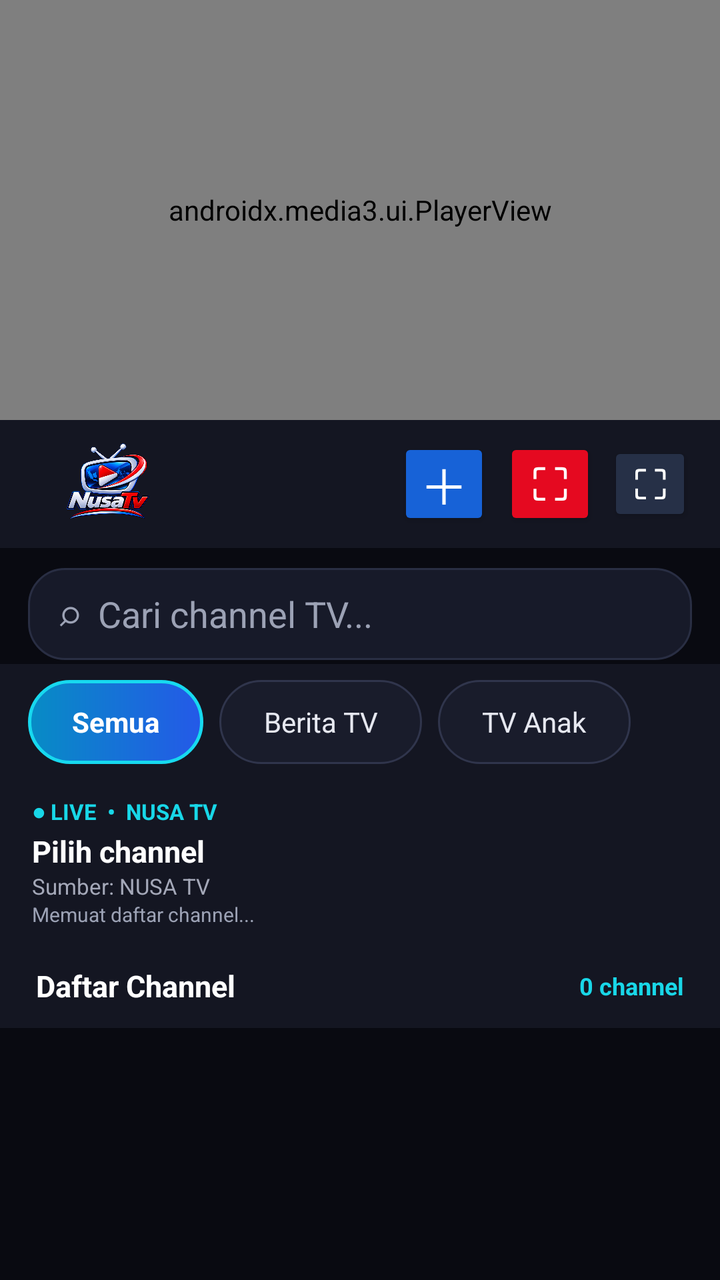
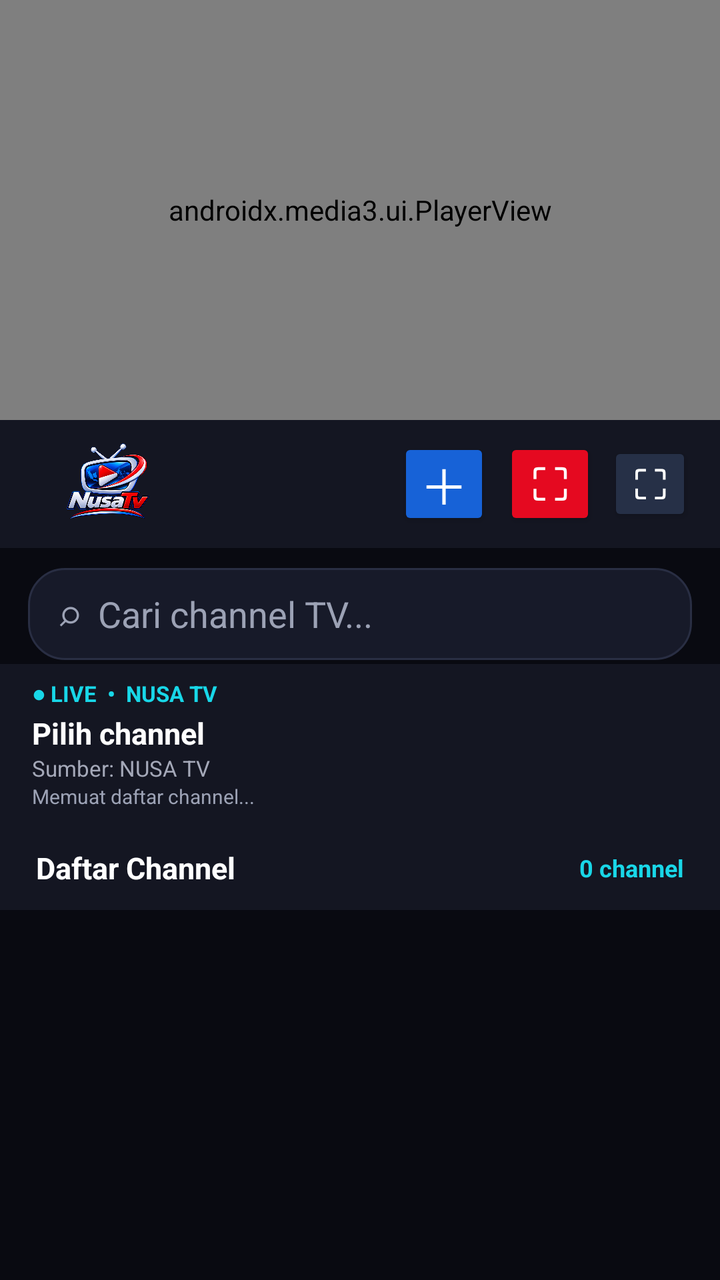

Compare the two renders of this Android layout. The source of the first and the diff that turns it into the second are given below.
<!-- AndroidManifest.xml: application theme Theme.AppCompat.NoActionBar -->
<!-- res/layout/activity_main.xml -->
<?xml version="1.0" encoding="utf-8"?>
<LinearLayout xmlns:android="http://schemas.android.com/apk/res/android"
    xmlns:app="http://schemas.android.com/apk/res-auto"
    android:id="@+id/rootLayout"
    android:layout_width="match_parent"
    android:layout_height="match_parent"
    android:background="#090A11"
    android:orientation="vertical">

    
    <FrameLayout
        android:id="@+id/playerContainer"
        android:layout_width="match_parent"
        android:layout_height="210dp"
        android:background="#000000"
        android:clickable="true"
        android:focusable="true">
        <androidx.media3.ui.PlayerView
            android:id="@+id/playerView"
            android:layout_width="match_parent"
            android:layout_height="match_parent"
            app:resize_mode="fit"
            app:show_buffering="when_playing"
            app:use_controller="true"
            />
    </FrameLayout>

    
    <LinearLayout
        android:id="@+id/headerBar"
        android:layout_width="match_parent"
        android:layout_height="64dp"
        android:background="#141622"
        android:gravity="center_vertical"
        android:orientation="horizontal"
        android:paddingStart="16dp"
        android:paddingEnd="14dp">
        <ImageView
            android:layout_width="76dp"
            android:layout_height="44dp"
            android:contentDescription="NUSA TV"
            android:scaleType="fitCenter"
            android:src="@drawable/nusa_tv_logo" />
        <HorizontalScrollView
            android:layout_width="0dp"
            android:layout_height="wrap_content"
            android:layout_weight="1"
            android:scrollbars="none"
            android:fillViewport="false">
            <LinearLayout
                android:id="@+id/serverTabs"
                android:layout_width="wrap_content"
                android:layout_height="wrap_content"
                android:gravity="center_vertical"
                android:orientation="horizontal" />
        </HorizontalScrollView>
        <Button
            android:id="@+id/btnFilterIndo"
            android:visibility="gone"
            android:layout_width="wrap_content"
            android:layout_height="44dp"
            android:backgroundTint="#1762D7"
            android:minWidth="112dp"
            android:paddingStart="14dp"
            android:paddingEnd="14dp"
            android:text="Indonesia ▼"
            android:textAllCaps="false"
            android:textColor="#FFFFFF"
            android:textSize="14sp"
            android:textStyle="bold" />
        <Button
            android:id="@+id/btnReload"
            android:layout_width="46dp"
            android:layout_height="46dp"
            android:layout_marginStart="8dp"
            android:backgroundTint="#1762D7"
            android:minWidth="0dp"
            android:padding="0dp"
            android:text="＋"
            android:textColor="#FFFFFF"
            android:textSize="24sp"
            android:contentDescription="Muat ulang playlist" />
        <Button
            android:id="@+id/btnStop"
            android:layout_width="46dp"
            android:layout_height="46dp"
            android:layout_marginStart="7dp"
            android:backgroundTint="#E50920"
            android:minWidth="0dp"
            android:padding="0dp"
            android:text="⛶"
            android:textColor="#FFFFFF"
            android:textSize="22sp"
            android:contentDescription="Perbesar layar" />
        <Button
            android:id="@+id/btnFullscreen"
            android:layout_width="42dp"
            android:layout_height="42dp"
            android:layout_marginStart="6dp"
            android:backgroundTint="#263047"
            android:minWidth="0dp"
            android:padding="0dp"
            android:text="⛶"
            android:textColor="#FFFFFF"
            android:textSize="20sp" />
    </LinearLayout>

    
    <EditText
        android:id="@+id/etSearch"
        android:layout_width="match_parent"
        android:layout_height="46dp"
        android:layout_marginStart="14dp"
        android:layout_marginEnd="14dp"
        android:layout_marginTop="10dp"
        android:layout_marginBottom="2dp"
        android:paddingStart="15dp"
        android:paddingEnd="15dp"
        android:background="@drawable/bg_search_nusa"
        android:textColor="#FFFFFF"
        android:textColorHint="#9CA2B5"
        android:hint="⌕  Cari channel TV..."
        android:inputType="text"
        android:singleLine="true" />

    <HorizontalScrollView
        android:layout_width="match_parent"
        android:layout_height="wrap_content"
        android:background="#141622"
        android:fillViewport="false"
        android:paddingStart="14dp"
        android:paddingTop="8dp"
        android:paddingEnd="14dp"
        android:paddingBottom="9dp"
        android:scrollbars="none">
        <LinearLayout android:layout_width="wrap_content" android:layout_height="wrap_content" android:orientation="horizontal">
            <TextView android:id="@+id/btnTabAll" android:layout_width="wrap_content" android:layout_height="42dp" android:layout_marginEnd="8dp" android:background="@drawable/bg_tab_selected" android:clickable="true" android:focusable="true" android:gravity="center" android:paddingStart="22dp" android:paddingEnd="22dp" android:text="Semua" android:textColor="#FFFFFF" android:textSize="14sp" android:textStyle="bold" />
            <TextView android:id="@+id/btnTabNews" android:layout_width="wrap_content" android:layout_height="42dp" android:layout_marginEnd="8dp" android:background="@drawable/bg_tab_idle" android:clickable="true" android:focusable="true" android:gravity="center" android:paddingStart="22dp" android:paddingEnd="22dp" android:text="Berita TV" android:textColor="#E6E8F0" android:textSize="14sp" />
            <TextView android:id="@+id/btnTabKids" android:layout_width="wrap_content" android:layout_height="42dp" android:background="@drawable/bg_tab_idle" android:clickable="true" android:focusable="true" android:gravity="center" android:paddingStart="22dp" android:paddingEnd="22dp" android:text="TV Anak" android:textColor="#E6E8F0" android:textSize="14sp" />
        </LinearLayout>
    </HorizontalScrollView>

    <LinearLayout
        android:id="@+id/welcomePanel"
        android:layout_width="match_parent"
        android:layout_height="wrap_content"
        android:background="#141622"
        android:orientation="vertical"
        android:paddingStart="16dp"
        android:paddingEnd="16dp"
        android:paddingTop="7dp"
        android:paddingBottom="8dp">
        <TextView android:id="@+id/tvLiveLabel" android:layout_width="wrap_content" android:layout_height="wrap_content" android:text="● LIVE  •  NUSA TV" android:textColor="#18D7E8" android:textSize="11sp" android:textStyle="bold" />
        <TextView android:id="@+id/tvWelcomeTitle" android:layout_width="match_parent" android:layout_height="wrap_content" android:layout_marginTop="2dp" android:maxLines="1" android:text="Pilih channel" android:textColor="#FFFFFF" android:textSize="15sp" android:textStyle="bold" />
        <TextView android:id="@+id/tvWelcomeDesc" android:layout_width="match_parent" android:layout_height="wrap_content" android:maxLines="1" android:text="Sumber: NUSA TV" android:textColor="#A4A8B8" android:textSize="11sp" />
        <LinearLayout android:layout_width="match_parent" android:layout_height="wrap_content" android:orientation="horizontal" android:visibility="gone">
            <Button android:id="@+id/btnRetry" android:layout_width="0dp" android:layout_height="40dp" android:layout_weight="1" android:text="Coba lagi" />
        </LinearLayout>
        <TextView android:id="@+id/tvStatus" android:layout_width="match_parent" android:layout_height="wrap_content" android:maxLines="1" android:text="Memuat daftar channel..." android:textColor="#9CA2B5" android:textSize="10sp" />
    </LinearLayout>

    <LinearLayout
        android:id="@+id/statsBar"
        android:layout_width="match_parent"
        android:layout_height="42dp"
        android:background="#141622"
        android:gravity="center_vertical"
        android:orientation="horizontal"
        android:paddingStart="18dp"
        android:paddingEnd="18dp">
        <TextView android:id="@+id/tvSectionTitle" android:layout_width="0dp" android:layout_height="wrap_content" android:layout_weight="1" android:text="Daftar Channel" android:textColor="#FFFFFF" android:textSize="15sp" android:textStyle="bold" />
        <TextView android:id="@+id/tvStats" android:layout_width="wrap_content" android:layout_height="wrap_content" android:text="0 channel" android:textColor="#19D7E8" android:textSize="12sp" android:textStyle="bold" />
    </LinearLayout>

    <androidx.recyclerview.widget.RecyclerView
        android:id="@+id/rvChannels"
        android:layout_width="match_parent"
        android:layout_height="0dp"
        android:layout_weight="1"
        android:background="#090A11"
        android:clipToPadding="false"
        android:paddingStart="10dp"
        android:paddingEnd="10dp"
        android:paddingTop="6dp"
        android:paddingBottom="10dp" />
</LinearLayout>
<!-- resources referenced by this layout -->
<resources>
  <!-- drawable bg_search_nusa (drawable) -->
  <?xml version="1.0" encoding="utf-8"?>
  <shape xmlns:android="http://schemas.android.com/apk/res/android" android:shape="rectangle">
      <solid android:color="#171A29" />
      <stroke android:width="1dp" android:color="#292E43" />
      <corners android:radius="18dp" />
  </shape>
  <!-- drawable bg_tab_idle (drawable) -->
  <?xml version="1.0" encoding="utf-8"?>
  <shape xmlns:android="http://schemas.android.com/apk/res/android" android:shape="rectangle">
      <solid android:color="#191C2B" />
      <stroke android:width="1dp" android:color="#30354C" />
      <corners android:radius="28dp" />
  </shape>
  <!-- drawable bg_tab_selected (drawable) -->
  <?xml version="1.0" encoding="utf-8"?>
  <shape xmlns:android="http://schemas.android.com/apk/res/android" android:shape="rectangle">
      <gradient android:angle="0" android:startColor="#078CC5" android:endColor="#2459E8" />
      <stroke android:width="1.5dp" android:color="#17D9EF" />
      <corners android:radius="28dp" />
  </shape>
  <!-- drawable nusa_tv_logo: png bitmap (drawable, 253954 bytes) -->
</resources>

<!-- the commit's change to res/layout/activity_main.xml (unified diff, before → after) -->
@@ -123,23 +123,6 @@
         android:inputType="text"
         android:singleLine="true" />
 
-    <HorizontalScrollView
-        android:layout_width="match_parent"
-        android:layout_height="wrap_content"
-        android:background="#141622"
-        android:fillViewport="false"
-        android:paddingStart="14dp"
-        android:paddingTop="8dp"
-        android:paddingEnd="14dp"
-        android:paddingBottom="9dp"
-        android:scrollbars="none">
-        <LinearLayout android:layout_width="wrap_content" android:layout_height="wrap_content" android:orientation="horizontal">
-            <TextView android:id="@+id/btnTabAll" android:layout_width="wrap_content" android:layout_height="42dp" android:layout_marginEnd="8dp" android:background="@drawable/bg_tab_selected" android:clickable="true" android:focusable="true" android:gravity="center" android:paddingStart="22dp" android:paddingEnd="22dp" android:text="Semua" android:textColor="#FFFFFF" android:textSize="14sp" android:textStyle="bold" />
-            <TextView android:id="@+id/btnTabNews" android:layout_width="wrap_content" android:layout_height="42dp" android:layout_marginEnd="8dp" android:background="@drawable/bg_tab_idle" android:clickable="true" android:focusable="true" android:gravity="center" android:paddingStart="22dp" android:paddingEnd="22dp" android:text="Berita TV" android:textColor="#E6E8F0" android:textSize="14sp" />
-            <TextView android:id="@+id/btnTabKids" android:layout_width="wrap_content" android:layout_height="42dp" android:background="@drawable/bg_tab_idle" android:clickable="true" android:focusable="true" android:gravity="center" android:paddingStart="22dp" android:paddingEnd="22dp" android:text="TV Anak" android:textColor="#E6E8F0" android:textSize="14sp" />
-        </LinearLayout>
-    </HorizontalScrollView>
-
     <LinearLayout
         android:id="@+id/welcomePanel"
         android:layout_width="match_parent"
<!-- resource entries referenced after the edit -->
@@ -7,20 +7,6 @@
       <stroke android:width="1dp" android:color="#292E43" />
       <corners android:radius="18dp" />
   </shape>
-  <!-- drawable bg_tab_idle (drawable) -->
-  <?xml version="1.0" encoding="utf-8"?>
-  <shape xmlns:android="http://schemas.android.com/apk/res/android" android:shape="rectangle">
-      <solid android:color="#191C2B" />
-      <stroke android:width="1dp" android:color="#30354C" />
-      <corners android:radius="28dp" />
-  </shape>
-  <!-- drawable bg_tab_selected (drawable) -->
-  <?xml version="1.0" encoding="utf-8"?>
-  <shape xmlns:android="http://schemas.android.com/apk/res/android" android:shape="rectangle">
-      <gradient android:angle="0" android:startColor="#078CC5" android:endColor="#2459E8" />
-      <stroke android:width="1.5dp" android:color="#17D9EF" />
-      <corners android:radius="28dp" />
-  </shape>
   <!-- drawable nusa_tv_logo: png bitmap (drawable, 253954 bytes) -->
 </resources>
 
